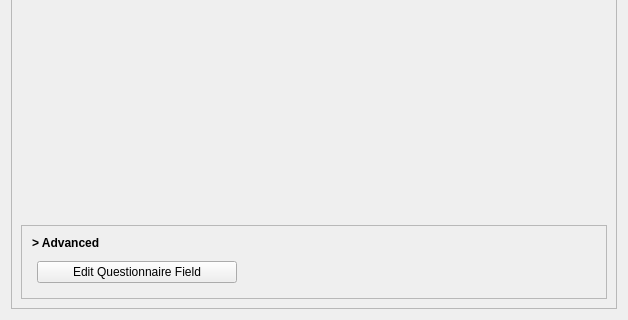
Cadasta/cadasta-qgis-plugin, file cadasta/gui/ui/wizard/step_project_creation02.ui: the form before one commit; both pictures show x 0 to 628 and y 349 to 669 of the 628 by 669 pixel window.
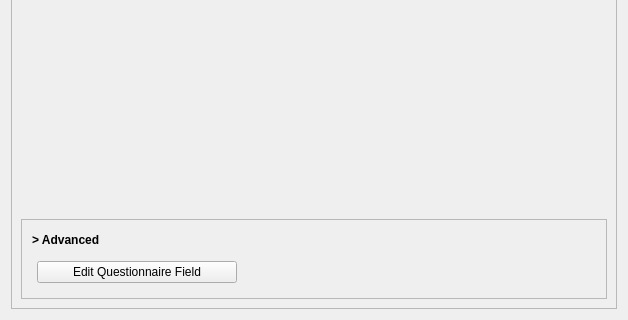
The form after the commit.

The edit to the form file:
```diff
--- a/cadasta/gui/ui/wizard/step_project_creation02.ui
+++ b/cadasta/gui/ui/wizard/step_project_creation02.ui
@@ -129,7 +129,15 @@
            <number>10</number>
           </property>
           <item>
+           <layout class="QHBoxLayout" name="horizontalLayout_2">
+            <item>
            <widget class="QLabel" name="advanced_button">
+              <property name="sizePolicy">
+               <sizepolicy hsizetype="Maximum" vsizetype="Preferred">
+                <horstretch>0</horstretch>
+                <verstretch>0</verstretch>
+               </sizepolicy>
+              </property>
             <property name="font">
              <font>
               <weight>75</weight>
@@ -146,6 +154,21 @@
              <set>Qt::AlignLeading|Qt::AlignLeft|Qt::AlignVCenter</set>
             </property>
            </widget>
+            </item>
+            <item>
+             <spacer name="horizontalSpacer">
+              <property name="orientation">
+               <enum>Qt::Horizontal</enum>
+              </property>
+              <property name="sizeHint" stdset="0">
+               <size>
+                <width>40</width>
+                <height>20</height>
+               </size>
+              </property>
+             </spacer>
+            </item>
+           </layout>
           </item>
           <item>
            <widget class="QFrame" name="advanced_box">
```
Lines whose indentation alone changed are shown as unchanged.
